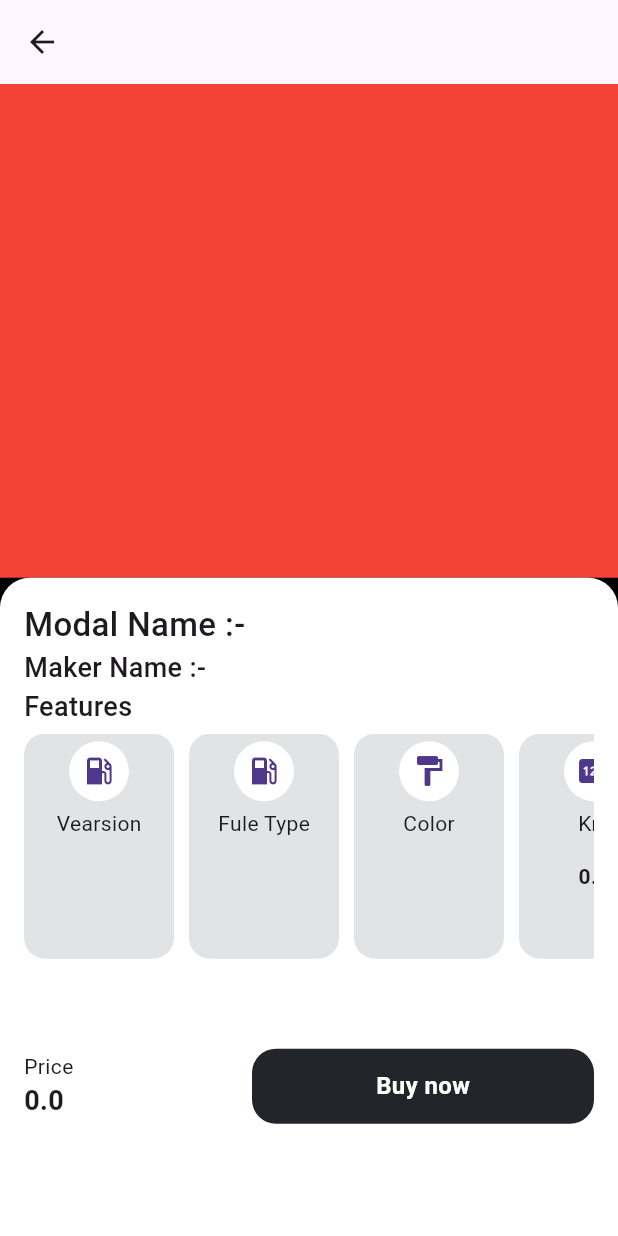
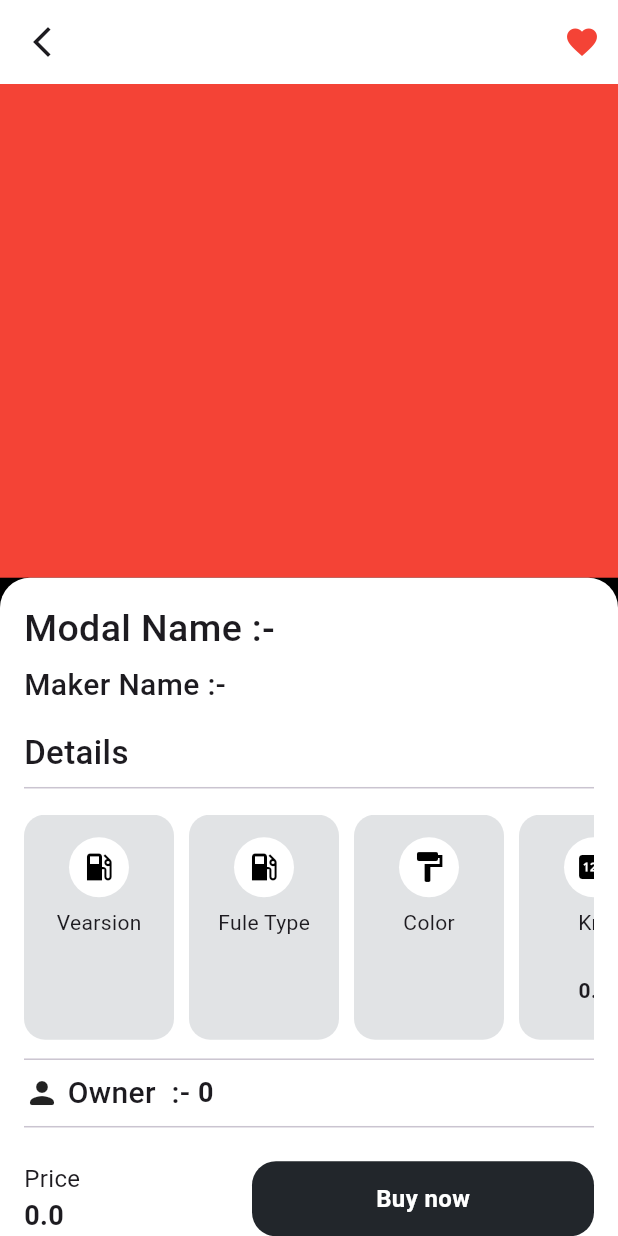
Before and after one commit to hetgondaliya40/Car_live_app, a Flutter app: the Detail_page screen opened directly with empty values, on a phone screen of 412 x 824 dp. Run offline on Flutter 3.47's test engine with Material 3 defaults, Android fonts, the phone set to English and light mode, and no system bars; our stand-ins replace carousel_slider, flutter_screenutil, image_picker, toastification.

Commit message:
details page

```diff
--- a/lib/routes/routes.dart
+++ b/lib/routes/routes.dart
@@ -1,7 +1,7 @@
+import 'package:new_appp_1_0/view/favoriteppage/favorite.dart';
 import 'package:new_appp_1_0/view/screen/Detail/detail.dart';
 import 'package:new_appp_1_0/view/screen/Userinterface/Userinterface.dart';
 import 'package:new_appp_1_0/view/screen/home_page/homepage2.dart';
-
 import '../view/headers/headers.dart';
 import '../view/screen/Add/add.dart';
 import '../view/screen/home_page/IntroPage.dart';
@@ -18,6 +18,7 @@ class Routes {
   static String identity = "Identity";
   static String add = "add";
   static String detail = "detail_page";
+  static String favorite = "favorite_page";
 
   static Map<String, WidgetBuilder> myRoutes = {
     splashScreen: (context) => const SplashScreen(),
@@ -28,5 +29,6 @@ class Routes {
     identity: (context) => const Identity(),
     add: (context) => const AddCarPage(),
     detail: (context) => const Detail_page(),
+    favorite: (context) => const FavoritePage(),
   };
 }
--- /dev/null
+++ b/lib/view/favoriteppage/favorite.dart
@@ -0,0 +1,19 @@
+import 'package:flutter/material.dart';
+import 'package:new_appp_1_0/view/screen/Detail/detail.dart';
+
+class FavoritePage extends StatefulWidget {
+  const FavoritePage({super.key});
+
+  @override
+  State<FavoritePage> createState() => _FavoritePageState();
+}
+
+class _FavoritePageState extends State<FavoritePage> {
+  @override
+  Widget build(BuildContext context) {
+    return Scaffold(
+      appBar: AppBar(),
+      body: (favList.isNotEmpty) ? CircleAvatar() : Text("Add Favorite"),
+    );
+  }
+}
--- a/lib/view/screen/Detail/detail.dart
+++ b/lib/view/screen/Detail/detail.dart
@@ -1,7 +1,9 @@
 import 'package:flutter/material.dart';
 import 'package:flutter_screenutil/flutter_screenutil.dart';
 import 'package:new_appp_1_0/modal/modal.dart';
-import 'package:new_appp_1_0/view/screen/Add/add.dart';
+
+bool islike = false;
+List favList = [];
 
 class Detail_page extends StatefulWidget {
   const Detail_page({super.key});
@@ -17,10 +19,34 @@ class _Detail_pageState extends State<Detail_page> {
     return Scaffold(
       backgroundColor: Colors.black,
       appBar: AppBar(
+        backgroundColor: Colors.white,
         title: Text(
           cars.registration.toString(),
         ),
-        centerTitle: true,
+        leading: IconButton(
+          onPressed: () {
+            Navigator.pop(context);
+          },
+          icon: Icon(Icons.arrow_back_ios_new),
+        ),
+        actions: [
+          IconButton(
+              onPressed: () {
+                if (!favList.contains(cars)) {
+                  favList.add(cars);
+                }
+                islike = !islike;
+                setState(() {});
+              },
+              icon: (islike == false)
+                  ? Icon(
+                      Icons.favorite,
+                      color: Colors.red,
+                    )
+                  : Icon(
+                      Icons.favorite_border,
+                    )),
+        ],
       ),
       body: Column(
         children: [
@@ -32,8 +58,8 @@ class _Detail_pageState extends State<Detail_page> {
           Expanded(
             flex: 4,
             child: Container(
-              padding: EdgeInsets.all(16),
-              decoration: BoxDecoration(
+              padding: const EdgeInsets.all(16),
+              decoration: const BoxDecoration(
                 color: Colors.white,
                 borderRadius: BorderRadius.only(
                   topRight: Radius.circular(20),
@@ -48,17 +74,20 @@ class _Detail_pageState extends State<Detail_page> {
                         "Modal Name :- ",
                         style: TextStyle(
                           fontWeight: FontWeight.w500,
-                          fontSize: 22.sp,
+                          fontSize: 25.sp,
                         ),
                       ),
                       Text(
                         cars.model.toString(),
                         style: TextStyle(
                           fontWeight: FontWeight.bold,
-                          fontSize: 22.sp,
+                          fontSize: 25.sp,
                         ),
                       ),
                     ],
+                  ),
+                  SizedBox(
+                    height: 5.h,
                   ),
                   Row(
                     children: [
@@ -66,31 +95,35 @@ class _Detail_pageState extends State<Detail_page> {
                         "Maker Name :- ",
                         style: TextStyle(
                           fontWeight: FontWeight.w500,
-                          fontSize: 18.sp,
+                          fontSize: 20.sp,
                         ),
                       ),
                       Text(
                         cars.maker.toString(),
                         style: TextStyle(
                           fontWeight: FontWeight.bold,
-                          fontSize: 16.sp,
-                        ),
-                      ),
-                    ],
-                  ),
-                  Row(
-                    children: [
-                      Text(
-                        "Features ",
-                        style: TextStyle(
-                          fontWeight: FontWeight.w500,
                           fontSize: 18.sp,
                         ),
                       ),
                     ],
                   ),
                   SizedBox(
-                    height: 5.h,
+                    height: 15.h,
+                  ),
+                  Row(
+                    children: [
+                      Text(
+                        "Details ",
+                        style: TextStyle(
+                          fontWeight: FontWeight.w500,
+                          fontSize: 22.sp,
+                        ),
+                      ),
+                    ],
+                  ),
+                  Divider(),
+                  SizedBox(
+                    height: 10.h,
                   ),
                   SingleChildScrollView(
                     scrollDirection: Axis.horizontal,
@@ -106,23 +139,28 @@ class _Detail_pageState extends State<Detail_page> {
                           ),
                           child: Column(
                             children: [
-                              CircleAvatar(
+                              SizedBox(
+                                height: 10.h,
+                              ),
+                              const CircleAvatar(
+                                backgroundColor: Colors.white,
                                 child: Icon(
                                   Icons.local_gas_station,
+                                  color: Colors.black,
                                 ),
-                                backgroundColor: Colors.white,
                               ),
                               SizedBox(
-                                height: 5.h,
+                                height: 7.h,
                               ),
-                              Text("Vearsion"),
+                              const Text("Vearsion"),
                               SizedBox(
-                                height: 15.h,
+                                height: 25.h,
                               ),
                               Text(
                                 cars.version.toString(),
                                 style: TextStyle(
                                   fontWeight: FontWeight.bold,
+                                  fontSize: 17.sp,
                                 ),
                               ),
                             ],
@@ -141,18 +179,22 @@ class _Detail_pageState extends State<Detail_page> {
                           ),
                           child: Column(
                             children: [
-                              CircleAvatar(
+                              SizedBox(
+                                height: 10.h,
+                              ),
+                              const CircleAvatar(
                                 child: Icon(
                                   Icons.local_gas_station,
+                                  color: Colors.black,
                                 ),
                                 backgroundColor: Colors.white,
                               ),
                               SizedBox(
-                                height: 5.h,
+                                height: 7.h,
                               ),
                               Text("Fule Type"),
                               SizedBox(
-                                height: 15.h,
+                                height: 25.h,
                               ),
                               Text(
                                 cars.fuel,
@@ -176,18 +218,22 @@ class _Detail_pageState extends State<Detail_page> {
                           ),
                           child: Column(
                             children: [
+                              SizedBox(
+                                height: 10.h,
+                              ),
                               CircleAvatar(
                                 child: Icon(
                                   Icons.format_paint,
+                                  color: Colors.black,
                                 ),
                                 backgroundColor: Colors.white,
                               ),
                               SizedBox(
-                                height: 5.h,
+                                height: 7.h,
                               ),
                               Text("Color"),
                               SizedBox(
-                                height: 15.h,
+                                height: 25.h,
                               ),
                               Text(
                                 cars.colour,
@@ -211,18 +257,22 @@ class _Detail_pageState extends State<Detail_page> {
                           ),
                           child: Column(
                             children: [
+                              SizedBox(
+                                height: 10.h,
+                              ),
                               CircleAvatar(
                                 child: Icon(
                                   Icons.pin,
+                                  color: Colors.black,
                                 ),
                                 backgroundColor: Colors.white,
                               ),
                               SizedBox(
-                                height: 5.h,
+                                height: 7.h,
                               ),
                               Text("Km"),
                               SizedBox(
-                                height: 15.h,
+                                height: 25.h,
                               ),
                               Text(
                                 cars.km.toString(),
@@ -246,18 +296,22 @@ class _Detail_pageState extends State<Detail_page> {
                           ),
                           child: Column(
                             children: [
+                              SizedBox(
+                                height: 10.h,
+                              ),
                               CircleAvatar(
                                 child: Icon(
                                   Icons.how_to_reg,
+                                  color: Colors.black,
                                 ),
                                 backgroundColor: Colors.white,
                               ),
                               SizedBox(
-                                height: 5.h,
+                                height: 7.h,
                               ),
                               Text("Registration"),
                               SizedBox(
-                                height: 15.h,
+                                height: 25.h,
                               ),
                               Text(
                                 cars.registration.toString(),
@@ -272,7 +326,34 @@ class _Detail_pageState extends State<Detail_page> {
                     ),
                   ),
                   SizedBox(
-                    height: 60.h,
+                    height: 5.h,
+                  ),
+                  Divider(),
+                  Row(
+                    children: [
+                      Icon(Icons.person_rounded),
+                      SizedBox(
+                        width: 5.w,
+                      ),
+                      Text(
+                        "Owner  :- ",
+                        style: TextStyle(
+                          fontWeight: FontWeight.w500,
+                          fontSize: 20.sp,
+                        ),
+                      ),
+                      Text(
+                        cars.ownership.toString(),
+                        style: TextStyle(
+                          fontWeight: FontWeight.bold,
+                          fontSize: 18.sp,
+                        ),
+                      ),
+                    ],
+                  ),
+                  Divider(),
+                  SizedBox(
+                    height: 15.h,
                   ),
                   Row(
                     children: [
@@ -281,7 +362,12 @@ class _Detail_pageState extends State<Detail_page> {
                         child: Column(
                           crossAxisAlignment: CrossAxisAlignment.start,
                           children: [
-                            Text("Price"),
+                            Text(
+                              "Price",
+                              style: TextStyle(
+                                fontSize: 16.sp,
+                              ),
+                            ),
                             Text(
                               cars.askingPrice.toString(),
                               style: TextStyle(
--- a/lib/view/screen/Userinterface/Userinterface.dart
+++ b/lib/view/screen/Userinterface/Userinterface.dart
@@ -1,3 +1,5 @@
+import 'dart:developer';
+
 import 'package:carousel_slider/carousel_slider.dart';
 import 'package:flutter/cupertino.dart';
 import 'package:flutter/material.dart';
@@ -328,7 +330,10 @@ class _UserState extends State<User> {
                   ),
                 ),
                 GestureDetector(
-                  onTap: () {},
+                  onTap: () {
+                    log("favorite Clicked...");
+                    Navigator.pushNamed(context, Routes.favorite);
+                  },
                   child: const Icon(
                     CupertinoIcons.heart,
                     color: Colors.grey,
```
Also changed, not shown: pubspec.lock.
